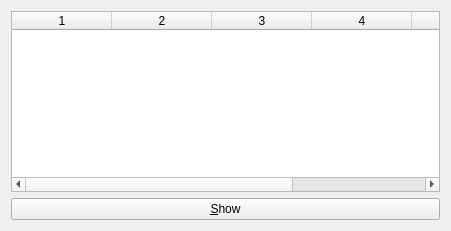
This is source/gloperate-qt/source/widgets/PluginWidget.ui in cginternals/gloperate as Qt 5 draws it before an edit. The edited form follows.
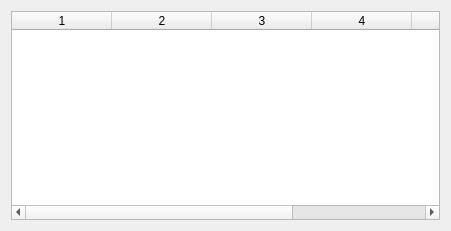
This is the edited form.

Commit message: Remove 'show' button from plugin config widget.

```diff
--- a/source/gloperate-qt/source/widgets/PluginWidget.ui
+++ b/source/gloperate-qt/source/widgets/PluginWidget.ui
@@ -51,13 +51,6 @@
      <column/>
     </widget>
    </item>
-   <item row="1" column="0" colspan="2">
-    <widget class="QPushButton" name="showButton">
-     <property name="text">
-      <string>&amp;Show</string>
-     </property>
-    </widget>
-   </item>
   </layout>
  </widget>
  <resources/>
```
The commit also changes 2 other files.
